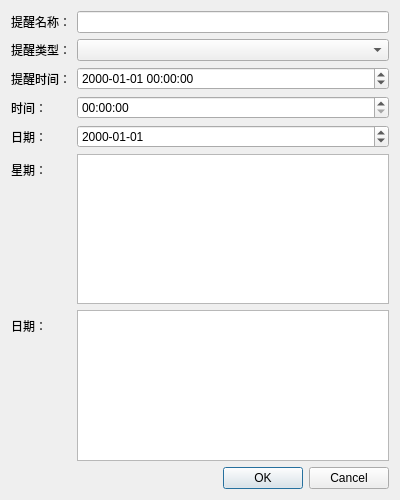
Qt form src/reminderedit.ui (SwartzMss/EasyNotify) before a commit.
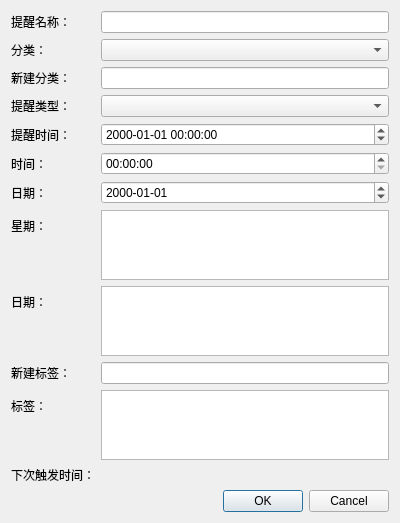
The same form after that commit.

```diff
--- a/src/reminderedit.ui
+++ b/src/reminderedit.ui
@@ -27,85 +27,135 @@
       <widget class="QLineEdit" name="nameEdit"/>
      </item>
      <item row="1" column="0">
+      <widget class="QLabel" name="categoryLabel">
+       <property name="text">
+        <string>分类：</string>
+       </property>
+      </widget>
+     </item>
+     <item row="1" column="1">
+      <widget class="QComboBox" name="categoryCombo"/>
+     </item>
+     <item row="2" column="0">
+      <widget class="QLabel" name="newCategoryLabel">
+       <property name="text">
+        <string>新建分类：</string>
+       </property>
+      </widget>
+     </item>
+     <item row="2" column="1">
+      <widget class="QLineEdit" name="newCategoryEdit"/>
+     </item>
+     <item row="3" column="0">
       <widget class="QLabel" name="typeLabel">
        <property name="text">
         <string>提醒类型：</string>
        </property>
       </widget>
      </item>
-     <item row="1" column="1">
+     <item row="3" column="1">
       <widget class="QComboBox" name="typeCombo"/>
      </item>
-     <item row="2" column="0">
+     <item row="4" column="0">
       <widget class="QLabel" name="timeLabel">
        <property name="text">
         <string>提醒时间：</string>
        </property>
       </widget>
      </item>
-     <item row="2" column="1">
+     <item row="4" column="1">
       <widget class="QDateTimeEdit" name="dateTimeEdit">
        <property name="displayFormat">
         <string>yyyy-MM-dd HH:mm:ss</string>
        </property>
       </widget>
      </item>
-     <item row="3" column="0">
+     <item row="5" column="0">
       <widget class="QLabel" name="timeLabel_2">
        <property name="text">
         <string>时间：</string>
        </property>
       </widget>
      </item>
-     <item row="3" column="1">
+     <item row="5" column="1">
       <widget class="QTimeEdit" name="timeEdit">
        <property name="displayFormat">
         <string>HH:mm:ss</string>
        </property>
       </widget>
      </item>
-     <item row="4" column="0">
+     <item row="6" column="0">
       <widget class="QLabel" name="dateLabel">
        <property name="text">
         <string>日期：</string>
        </property>
       </widget>
      </item>
-     <item row="4" column="1">
+     <item row="6" column="1">
       <widget class="QDateEdit" name="dateEdit">
        <property name="displayFormat">
         <string>yyyy-MM-dd</string>
        </property>
       </widget>
      </item>
-     <item row="5" column="0">
+     <item row="7" column="0">
       <widget class="QLabel" name="weekDaysLabel">
        <property name="text">
         <string>星期：</string>
        </property>
       </widget>
      </item>
-     <item row="5" column="1">
+     <item row="7" column="1">
       <widget class="QListWidget" name="weekDaysList">
        <property name="selectionMode">
         <enum>QAbstractItemView::MultiSelection</enum>
        </property>
       </widget>
      </item>
-     <item row="6" column="0">
+     <item row="8" column="0">
       <widget class="QLabel" name="monthDaysLabel">
        <property name="text">
         <string>日期：</string>
        </property>
       </widget>
      </item>
-     <item row="6" column="1">
+     <item row="8" column="1">
       <widget class="QListWidget" name="monthDaysList">
        <property name="selectionMode">
         <enum>QAbstractItemView::MultiSelection</enum>
        </property>
       </widget>
      </item>
+     <item row="9" column="0">
+      <widget class="QLabel" name="newTagLabel">
+       <property name="text">
+        <string>新建标签：</string>
+       </property>
+      </widget>
+     </item>
+     <item row="9" column="1">
+      <widget class="QLineEdit" name="newTagEdit"/>
+     </item>
+     <item row="10" column="0">
+      <widget class="QLabel" name="tagListLabel">
+       <property name="text">
+        <string>标签：</string>
+       </property>
+      </widget>
+     </item>
+     <item row="10" column="1">
+      <widget class="QListWidget" name="tagList"/>
+     </item>
+     <item row="11" column="0">
+      <widget class="QLabel" name="nextTriggerLabelTitle">
+       <property name="text">
+        <string>下次触发时间：</string>
+       </property>
+      </widget>
+     </item>
+     <item row="11" column="1">
+      <widget class="QLabel" name="nextTriggerLabel"/>
+     </item>
     </layout>
    </item>
    <item>
```
